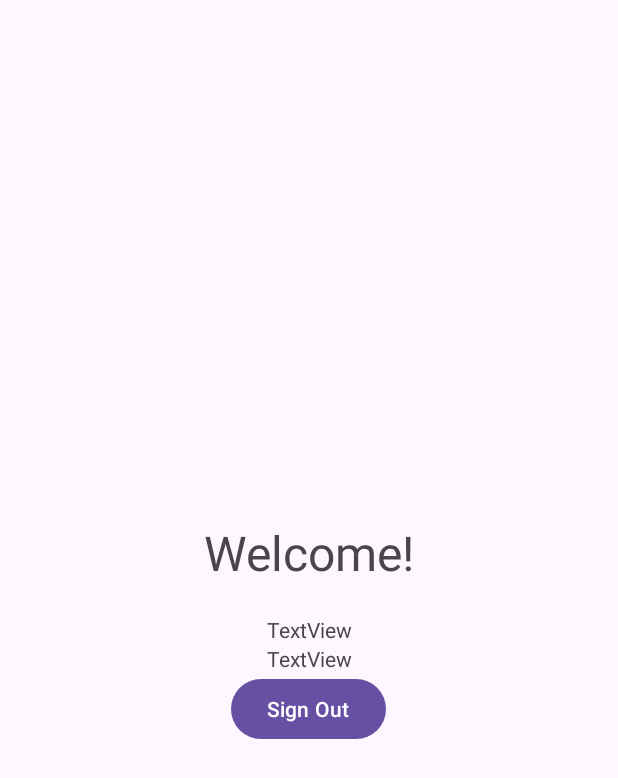
After one commit to jannahlovelle/pawfect-match, an Android app: the HomeActivity screen opened directly, with no data from a screen before it, on a phone screen of 412 x 824 dp. The commit adds this screen. Shown: the top 778 px of the screen. Run offline under Robolectric (Android 15) with nearby library versions, the phone set to English and light mode, and no system bars.

Commit message:
Google Sign In Implementation

```diff
--- a/frontend-mobile/app/src/main/AndroidManifest.xml
+++ b/frontend-mobile/app/src/main/AndroidManifest.xml
@@ -1,7 +1,7 @@
 <?xml version="1.0" encoding="utf-8"?>
 <manifest xmlns:android="http://schemas.android.com/apk/res/android"
     xmlns:tools="http://schemas.android.com/tools">
-
+    <uses-permission android:name="android.permission.INTERNET"/>
     <application
         android:allowBackup="true"
         android:dataExtractionRules="@xml/data_extraction_rules"
@@ -22,6 +22,7 @@
             </intent-filter>
         </activity>
         <activity android:name=".SignupActivity"/>
+        <activity android:name=".HomeActivity"/>
     </application>
 
 </manifest>
--- /dev/null
+++ b/frontend-mobile/app/src/main/java/cit/edu/pawfectmatch/HomeActivity.java
@@ -0,0 +1,64 @@
+package cit.edu.pawfectmatch;
+
+import android.annotation.SuppressLint;
+import android.content.Intent;
+import android.os.Bundle;
+import android.view.View;
+import android.widget.Button;
+import android.widget.TextView;
+
+import androidx.activity.EdgeToEdge;
+import androidx.annotation.NonNull;
+import androidx.appcompat.app.AppCompatActivity;
+
+import com.google.android.gms.auth.api.signin.GoogleSignIn;
+import com.google.android.gms.auth.api.signin.GoogleSignInAccount;
+import com.google.android.gms.auth.api.signin.GoogleSignInClient;
+import com.google.android.gms.auth.api.signin.GoogleSignInOptions;
+import com.google.android.gms.tasks.OnCompleteListener;
+import com.google.android.gms.tasks.Task;
+
+public class HomeActivity extends AppCompatActivity {
+    GoogleSignInOptions gso;
+    GoogleSignInClient gsc;
+    TextView name, email;
+    Button signOutBtn;
+    @SuppressLint("MissingInflatedId")
+    @Override
+    protected void onCreate(Bundle savedInstanceState) {
+        super.onCreate(savedInstanceState);
+        EdgeToEdge.enable(this);
+        setContentView(R.layout.activity_homescreen);
+        name = findViewById(R.id.home_username);
+        email = findViewById(R.id.home_email);
+        signOutBtn = findViewById(R.id.home_signOutBtn);
+
+        gso = new GoogleSignInOptions.Builder(GoogleSignInOptions.DEFAULT_SIGN_IN).requestEmail().build();
+        gsc = GoogleSignIn.getClient(this, gso);
+
+        GoogleSignInAccount acct = GoogleSignIn.getLastSignedInAccount(this);
+        if (acct!=null){
+            String personName = acct.getDisplayName();
+            String personEmail = acct.getEmail();
+            name.setText(personName);
+            email.setText(personEmail);
+        }
+
+        signOutBtn.setOnClickListener(new View.OnClickListener() {
+            @Override
+            public void onClick(View v) {
+                signOut();
+            }
+        });
+    }
+
+    void signOut(){
+        gsc.signOut().addOnCompleteListener(new OnCompleteListener<Void>() {
+            @Override
+            public void onComplete(@NonNull Task<Void> task) {
+                finish();
+                startActivity(new Intent(HomeActivity.this, LoginActivity.class));
+            }
+        });
+    }
+}
--- a/frontend-mobile/app/src/main/res/drawable/custom_edittext.xml
+++ b/frontend-mobile/app/src/main/res/drawable/custom_edittext.xml
@@ -1,10 +1,10 @@
 <?xml version="1.0" encoding="utf-8"?>
 <shape xmlns:android="http://schemas.android.com/apk/res/android"
     android:shape="rectangle">
-    <stroke android:width="3dp"
-        android:color="@color/orange">
+    <stroke android:width="1dp"
+        android:color="@color/black">
     </stroke>
     <corners
-        android:radius="20dp">
+        android:radius="50dp">
     </corners>
 </shape>
--- /dev/null
+++ b/frontend-mobile/app/src/main/res/layout/activity_homescreen.xml
@@ -0,0 +1,50 @@
+<?xml version="1.0" encoding="utf-8"?>
+<androidx.constraintlayout.widget.ConstraintLayout xmlns:android="http://schemas.android.com/apk/res/android"
+    xmlns:app="http://schemas.android.com/apk/res-auto"
+    android:layout_width="match_parent"
+    android:layout_height="match_parent"
+    xmlns:tools="http://schemas.android.com/tools"
+    tools:context=".HomeActivity">
+
+    <LinearLayout
+        android:layout_width="match_parent"
+        android:layout_height="match_parent"
+        android:gravity="center"
+        android:orientation="vertical"
+        app:flow_verticalAlign="center"
+        app:layout_constraintBottom_toBottomOf="parent"
+        app:layout_constraintEnd_toEndOf="parent"
+        app:layout_constraintStart_toStartOf="parent"
+        app:layout_constraintTop_toTopOf="parent">
+
+        <TextView
+            android:id="@+id/textView2"
+            android:layout_width="match_parent"
+            android:layout_height="wrap_content"
+            android:text="Welcome!"
+            android:padding="20dp"
+            android:textSize="32sp"
+            android:textAlignment="center" />
+
+        <TextView
+            android:id="@+id/home_username"
+            android:layout_width="match_parent"
+            android:layout_height="wrap_content"
+            android:text="TextView"
+            android:textAlignment="center" />
+
+        <TextView
+            android:id="@+id/home_email"
+            android:layout_width="match_parent"
+            android:layout_height="wrap_content"
+            android:text="TextView"
+            android:textAlignment="center" />
+
+        <Button
+            android:id="@+id/home_signOutBtn"
+            android:layout_width="wrap_content"
+            android:layout_height="wrap_content"
+            android:layout_gravity="center"
+            android:text="Sign Out" />
+    </LinearLayout>
+</androidx.constraintlayout.widget.ConstraintLayout>
--- a/frontend-mobile/app/src/main/res/values/colors.xml
+++ b/frontend-mobile/app/src/main/res/values/colors.xml
@@ -3,4 +3,5 @@
     <color name="black">#FF000000</color>
     <color name="white">#FFFFFFFF</color>
     <color name="orange">#E2955C</color>
+    <color name="maroon">#6D2323</color>
 </resources>
```
Also changed, not shown: frontend-mobile/app/build.gradle.kts (+7 -0 lines), frontend-mobile/app/src/main/java/cit/edu/pawfectmatch/LoginActivity.java (+56 -17 lines), frontend-mobile/app/src/main/res/layout/login_page.xml (+99 -38 lines), frontend-mobile/app/src/main/res/layout/signup_page.xml (+47 -43 lines), frontend-mobile/gradle/libs.versions.toml (+13 -7 lines), frontend-mobile/app/src/main/res/drawable/background__1_.png (added), frontend-mobile/app/src/main/res/drawable/google.png (added).
